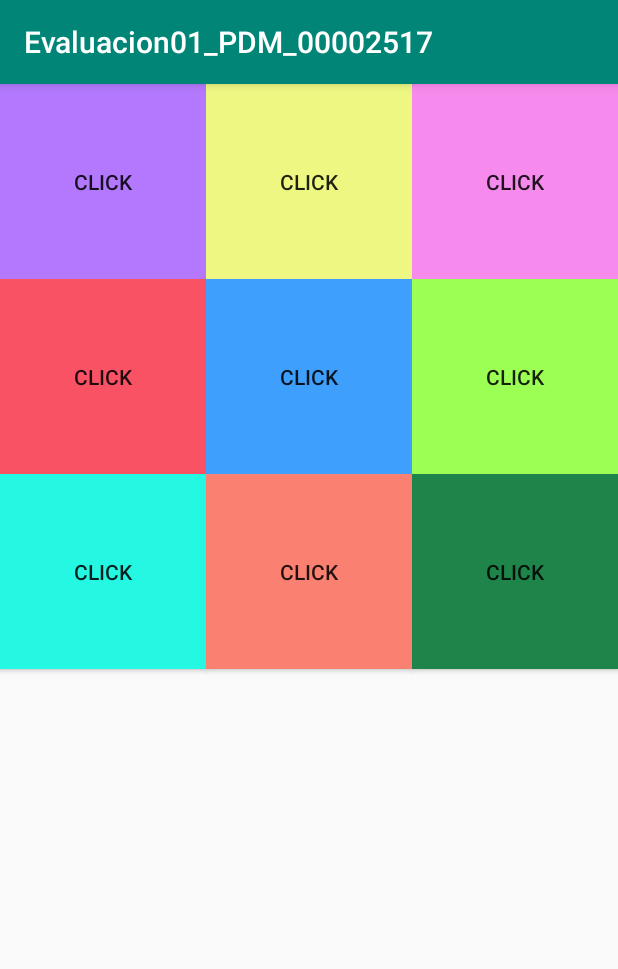
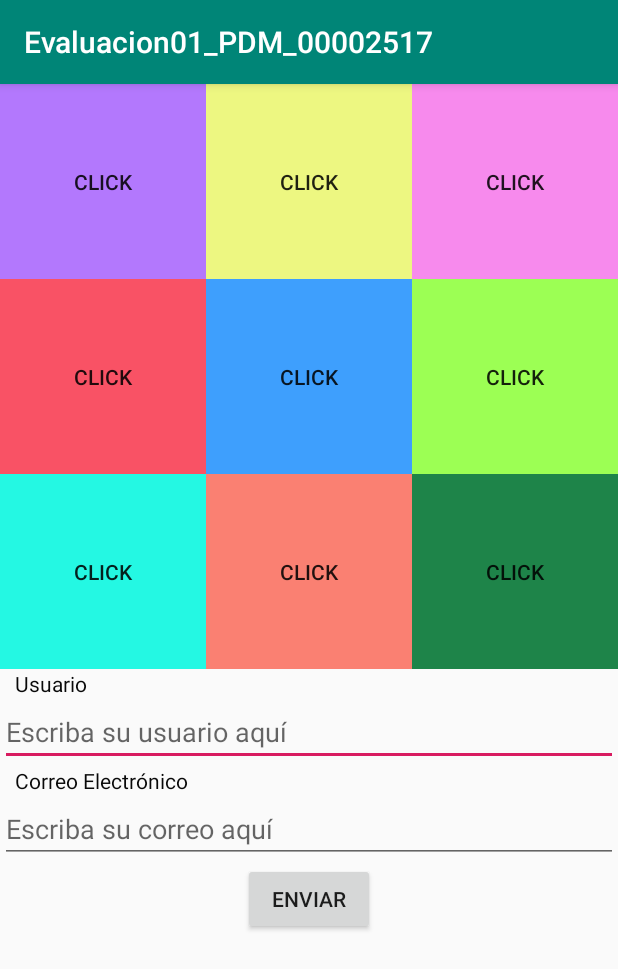
Before and after one commit to karichalobato/Evaluacion01_PDM_00002517, an Android app: the screen it shows after launch (MainActivity), on a phone screen of 412 x 824 dp. Shown: the top 969 px of the screen. Run offline under Robolectric (Android 15) with nearby library versions, the phone set to English and light mode, and no system bars.

```diff
--- /dev/null
+++ b/app/src/main/java/com/saenz/evaluacion01_pdm_00002517/NewActivity.java
@@ -0,0 +1,4 @@
+package com.saenz.evaluacion01_pdm_00002517;
+
+public class NewActivity {
+}
--- a/app/src/main/res/layout/activity_main.xml
+++ b/app/src/main/res/layout/activity_main.xml
@@ -1,118 +1,151 @@
 <?xml version="1.0" encoding="utf-8"?>
 <LinearLayout xmlns:android="http://schemas.android.com/apk/res/android"
-    xmlns:app="http://schemas.android.com/apk/res-auto"
     xmlns:tools="http://schemas.android.com/tools"
     android:id="@+id/Contenedor"
     android:layout_width="match_parent"
     android:layout_height="match_parent"
     android:gravity="center"
+    android:orientation="vertical"
     tools:context=".MainActivity">
 
     <GridLayout
+        android:id="@+id/gridLayout"
         android:layout_width="match_parent"
-        android:layout_height="match_parent"
-        android:id="@+id/gridLayout"
+        android:layout_height="wrap_content"
         android:columnCount="3">
 
         <Button
             android:id="@+id/button_01"
+            android:layout_width="@dimen/standard_width"
             android:layout_height="@dimen/standard_height"
-            android:layout_width="@dimen/standard_width"
             android:layout_row="0"
             android:layout_column="0"
-            android:text="Click"
             android:background="@color/color_button_01"
-            android:padding="2dp"/>
+            android:padding="2dp"
+            android:text="Click" />
 
         <Button
             android:id="@+id/button_02"
+            android:layout_width="@dimen/standard_width"
             android:layout_height="@dimen/standard_height"
-            android:layout_width="@dimen/standard_width"
             android:layout_row="0"
             android:layout_column="1"
-            android:text="Click"
-            android:background="@color/color_button_02"            android:padding="2dp"/>
+            android:background="@color/color_button_02"
+            android:padding="2dp"
+            android:text="Click" />
 
         <Button
             android:id="@+id/button_03"
+            android:layout_width="@dimen/standard_width"
             android:layout_height="@dimen/standard_height"
-            android:layout_width="@dimen/standard_width"
             android:layout_row="0"
             android:layout_column="2"
-            android:text="Click"
             android:background="@color/color_button_03"
-            android:padding="2dp"/>
+            android:padding="2dp"
+            android:text="Click" />
 
         <Button
             android:id="@+id/button_04"
+            android:layout_width="@dimen/standard_width"
             android:layout_height="@dimen/standard_height"
-            android:layout_width="@dimen/standard_width"
             android:layout_row="1"
             android:layout_column="0"
-            android:text="Click"
             android:background="@color/color_button_04"
-            android:padding="2dp"/>
+            android:padding="2dp"
+            android:text="Click" />
 
         <Button
             android:id="@+id/button_05"
+            android:layout_width="@dimen/standard_width"
             android:layout_height="@dimen/standard_height"
-            android:layout_width="@dimen/standard_width"
             android:layout_row="1"
             android:layout_column="1"
-            android:text="Click"
             android:background="@color/color_button_05"
-            android:padding="2dp"/>
+            android:padding="2dp"
+            android:text="Click" />
 
         <Button
             android:id="@+id/button_06"
+            android:layout_width="@dimen/standard_width"
             android:layout_height="@dimen/standard_height"
-            android:layout_width="@dimen/standard_width"
             android:layout_row="1"
             android:layout_column="2"
-            android:text="Click"
             android:background="@color/color_button_06"
-            android:padding="2dp"/>
+            android:padding="2dp"
+            android:text="Click" />
 
         <Button
             android:id="@+id/button_07"
+            android:layout_width="@dimen/standard_width"
             android:layout_height="@dimen/standard_height"
-            android:layout_width="@dimen/standard_width"
             android:layout_row="2"
             android:layout_column="0"
-            android:text="Click"
             android:background="@color/color_button_07"
-            android:padding="2dp"/>
+            android:padding="2dp"
+            android:text="Click" />
 
         <Button
             android:id="@+id/button_08"
+            android:layout_width="@dimen/standard_width"
             android:layout_height="@dimen/standard_height"
-            android:layout_width="@dimen/standard_width"
             android:layout_row="2"
             android:layout_column="1"
-            android:text="Click"
             android:background="@color/color_button_08"
-            android:padding="2dp"/>
+            android:padding="2dp"
+            android:text="Click" />
 
         <Button
             android:id="@+id/button_09"
+            android:layout_width="@dimen/standard_width"
             android:layout_height="@dimen/standard_height"
-            android:layout_width="@dimen/standard_width"
             android:layout_row="2"
             android:layout_column="2"
-            android:text="Click"
             android:background="@color/color_button_09"
-            android:padding="2dp"/>
+            android:padding="2dp"
+            android:text="Click" />
 
     </GridLayout>
 
     <LinearLayout
+        android:id="@+id/linearLayout_interno"
+        android:layout_width="match_parent"
+        android:layout_height="match_parent"
+        android:orientation="vertical">
+
+    <TextView
         android:layout_width="wrap_content"
         android:layout_height="wrap_content"
-        android:orientation="vertical"
-        android:layout_gravity="center">
+        android:text="Usuario"
+        android:layout_marginLeft="10dp"
+        android:textColor="@color/color_textView"/>
 
+    <EditText
+        android:id="@+id/Edit_text1"
+        android:layout_width="match_parent"
+        android:layout_height="wrap_content"
+        android:hint="Escriba su usuario aquí"
 
+        />
 
+    <TextView
+        android:layout_width="wrap_content"
+        android:layout_height="wrap_content"
+        android:text="Correo Electrónico"
+        android:layout_marginLeft="10dp"
+        android:textColor="@color/color_textView"/>
+
+    <EditText
+        android:id="@+id/Edit_text2"
+        android:layout_width="match_parent"
+        android:layout_height="wrap_content"
+        android:hint="Escriba su correo aquí" />
+
+        <Button
+            android:id="@+id/button_enviar"
+            android:layout_width="wrap_content"
+            android:layout_height="wrap_content"
+            android:layout_gravity="center"
+            android:text="Enviar"/>
     </LinearLayout>
 
 </LinearLayout>
--- /dev/null
+++ b/app/src/main/res/layout/activity_new.xml
@@ -0,0 +1,6 @@
+<?xml version="1.0" encoding="utf-8"?>
+<android.support.constraint.ConstraintLayout
+    xmlns:android="http://schemas.android.com/apk/res/android" android:layout_width="match_parent"
+    android:layout_height="match_parent">
+
+</android.support.constraint.ConstraintLayout>
--- a/app/src/main/res/values/colors.xml
+++ b/app/src/main/res/values/colors.xml
@@ -12,4 +12,5 @@
     <color name="color_button_07"> #24f8e3</color>
     <color name="color_button_08">#FA8072</color>
     <color name="color_button_09"> #1e8449</color>
+    <color name="color_textView"> #090909 </color>
 </resources>
```
